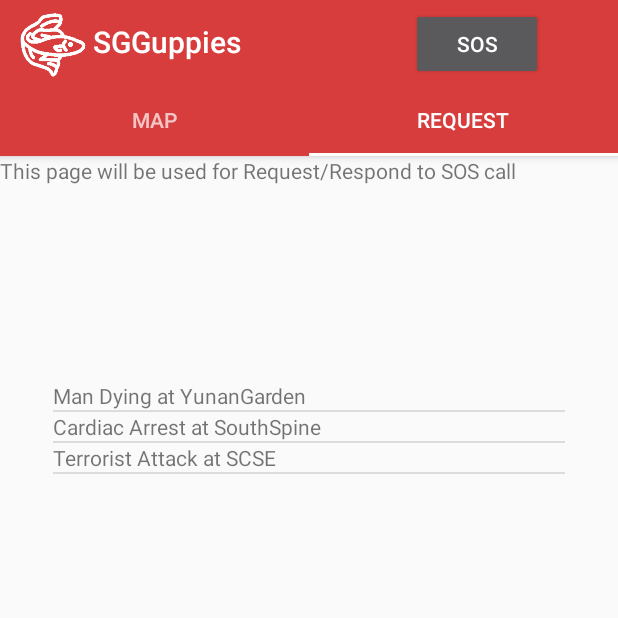
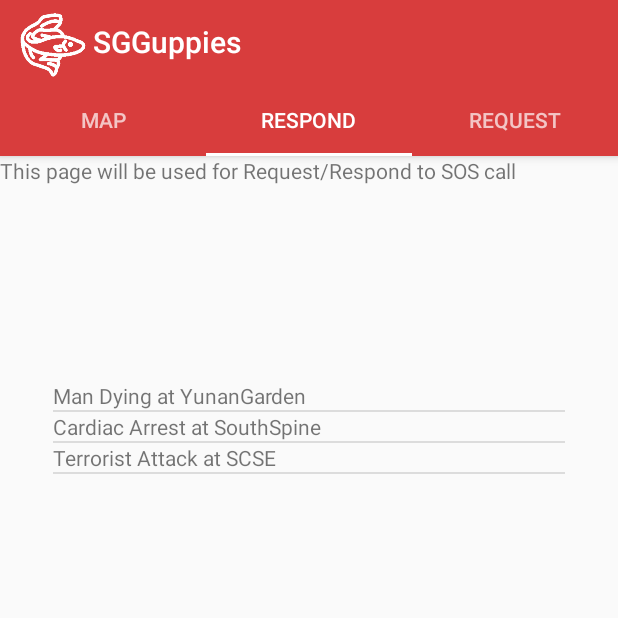
Before and after one commit to shaunyuencw/SGGuppies, an Android app: the MapsFragment screen opened directly, with no data from a screen before it, tab 2 chosen, on a phone screen of 412 x 824 dp, the top half of it. Run offline under Robolectric (Android 15) with nearby library versions, the phone set to English and light mode, and no system bars.

Commit message:
add new tab and minor fix

```diff
--- a/app/src/main/java/com/example/guppyhelp/MapsFragment.java
+++ b/app/src/main/java/com/example/guppyhelp/MapsFragment.java
@@ -69,6 +69,7 @@ public class MapsFragment extends Fragment {
     private Location lastKnownLocation = null;
     GoogleMap map;
     Polyline polyline = null;
+    String person = null;
 
     private OnMapReadyCallback callback = new OnMapReadyCallback() {
 
@@ -213,6 +214,7 @@ public class MapsFragment extends Fragment {
     }
 
     private void updateSurroundingAED(GoogleMap googleMap){
+        // Snackbar.make(getView(), getActivity().getIntent().getExtras().getString("person"), Snackbar.LENGTH_SHORT).show();
         // SQL query to get all surrounding AED
         getLastLocation();
         if (lastKnownLocation != null){
@@ -319,5 +321,9 @@ public class MapsFragment extends Fragment {
         if (mapFragment != null) {
             mapFragment.getMapAsync(callback);
         }
+        if(getArguments() != null){
+            person = getArguments().getString("person");
+            Snackbar.make(getView(), person, Snackbar.LENGTH_SHORT).show();
+        }
     }
 }
--- a/app/src/main/java/com/example/guppyhelp/RequestFragment.java
+++ b/app/src/main/java/com/example/guppyhelp/RequestFragment.java
@@ -1,18 +1,25 @@
 package com.example.guppyhelp;
 
+import static android.content.Context.LAYOUT_INFLATER_SERVICE;
+import static com.example.guppyhelp.MainActivity.popupWindow;
+
+import android.app.Dialog;
 import android.content.res.Resources;
 import android.os.Bundle;
 
 import androidx.fragment.app.Fragment;
 
 import android.util.Log;
+import android.view.Gravity;
 import android.view.LayoutInflater;
 import android.view.View;
 import android.view.ViewGroup;
 import android.widget.ArrayAdapter;
 import android.widget.Button;
 import android.widget.EditText;
+import android.widget.LinearLayout;
 import android.widget.ListView;
+import android.widget.PopupWindow;
 import android.widget.TextView;
 
 import com.google.android.material.snackbar.Snackbar;
@@ -22,24 +29,48 @@ import java.sql.ResultSet;
 import java.sql.Statement;
 
 public class RequestFragment extends Fragment {
-    ListView zongweilist;
-    String[] items;
-    EditText comment;
+
     @Override
     public View onCreateView(LayoutInflater inflater, ViewGroup container,
                              Bundle savedInstanceState) {
-        // Inflate the layout for this fragment
-        View rootView = inflater.inflate(R.layout.fragment_request, container, false);
-        comment = (EditText) rootView.findViewById(R.id.editTextTextPersonName2);
-        Resources res = getResources();
-        zongweilist = (ListView) rootView.findViewById(R.id.SOSList2);
-        items = res.getStringArray(R.array.HelpReq);
-        zongweilist.setAdapter(new ArrayAdapter<>(getActivity(),R.layout.zongwei_listview_detail,items));
+        return inflater.inflate(R.layout.fragment_request, container, false);
+    }
 
-        //tx1.setText("bob2");
-        return rootView;
+    public void requestbuttonclicked(View view) {
+        // inflate the layout of the popup window
+        LayoutInflater inflater = (LayoutInflater) getContext().getSystemService(LAYOUT_INFLATER_SERVICE);
+        View popupView = inflater.inflate(R.layout.request_confirmation, null);
+
+        // create the popup window
+        int width = LinearLayout.LayoutParams.WRAP_CONTENT;
+        int height = LinearLayout.LayoutParams.WRAP_CONTENT;
+        boolean focusable = false; // lets taps outside the popup also dismiss it
+        Dialog dialog = new Dialog(getContext());
+
+        if(popupWindow == null) {
+            popupWindow = new PopupWindow(popupView, width, height, focusable);
+            popupWindow.setOutsideTouchable(false);
+            LinearLayout dark = (LinearLayout) getView().findViewById(R.id.darkfilter);
+            dark.setVisibility(View.VISIBLE);
+            popupWindow.showAtLocation(view, Gravity.CENTER, 0, 0);
+        }
 
     }
 
+    public void cancelrequest(View view){
+        if(popupWindow!=null) {
+            popupWindow.dismiss();
+            popupWindow = null;
+            LinearLayout dark = (LinearLayout) getView().findViewById(R.id.darkfilter);
+            dark.setVisibility(View.INVISIBLE);
+        }
+    }
+
+    public void requestaccepted(View view){
+        popupWindow.dismiss();
+        LinearLayout dark = (LinearLayout) getView().findViewById(R.id.darkfilter);
+        dark.setVisibility(View.INVISIBLE);
+        popupWindow = null;
+    }
 
 }
--- /dev/null
+++ b/app/src/main/java/com/example/guppyhelp/RespondFragment.java
@@ -0,0 +1,44 @@
+package com.example.guppyhelp;
+
+import static android.content.Context.LAYOUT_INFLATER_SERVICE;
+
+import static com.example.guppyhelp.MainActivity.popupWindow;
+
+import android.app.Dialog;
+import android.content.res.Resources;
+import android.os.Bundle;
+
+import androidx.fragment.app.Fragment;
+
+import android.view.Gravity;
+import android.view.LayoutInflater;
+import android.view.View;
+import android.view.ViewGroup;
+import android.widget.ArrayAdapter;
+import android.widget.EditText;
+import android.widget.LinearLayout;
+import android.widget.ListView;
+import android.widget.PopupWindow;
+
+public class RespondFragment extends Fragment {
+    ListView zongweilist;
+    String[] items;
+    EditText comment;
+
+    @Override
+    public View onCreateView(LayoutInflater inflater, ViewGroup container,
+                             Bundle savedInstanceState) {
+        // Inflate the layout for this fragment
+        View rootView = inflater.inflate(R.layout.fragment_respond, container, false);
+        //comment = (EditText) rootView.findViewById(R.id.editTextTextPersonName2);
+        Resources res = getResources();
+        zongweilist = (ListView) rootView.findViewById(R.id.SOSList2);
+        items = res.getStringArray(R.array.HelpReq);
+        zongweilist.setAdapter(new ArrayAdapter<>(getActivity(),R.layout.zongwei_listview_detail,items));
+
+        //tx1.setText("bob2");
+        return rootView;
+    }
+
+
+}
--- a/app/src/main/java/com/example/guppyhelp/ui/main/SectionsPagerAdapter.java
+++ b/app/src/main/java/com/example/guppyhelp/ui/main/SectionsPagerAdapter.java
@@ -11,6 +11,7 @@ import androidx.fragment.app.FragmentPagerAdapter;
 import com.example.guppyhelp.MapsFragment;
 import com.example.guppyhelp.R;
 import com.example.guppyhelp.RequestFragment;
+import com.example.guppyhelp.RespondFragment;
 
 /**
  * A [FragmentPagerAdapter] that returns a fragment corresponding to
@@ -19,7 +20,7 @@ import com.example.guppyhelp.RequestFragment;
 public class SectionsPagerAdapter extends FragmentPagerAdapter {
 
     @StringRes
-    private static final int[] TAB_TITLES = new int[]{R.string.tab_text_1, R.string.tab_text_2};
+    private static final int[] TAB_TITLES = new int[]{R.string.tab_text_1, R.string.tab_text_3, R.string.tab_text_2};
     private final Context mContext;
 
     public SectionsPagerAdapter(Context context, FragmentManager fm) {
@@ -35,6 +36,9 @@ public class SectionsPagerAdapter extends FragmentPagerAdapter {
                 fragment = new MapsFragment();
                 break;
             case 1:
+                fragment = new RespondFragment();
+                break;
+            case 2:
                 fragment = new RequestFragment();
                 break;
         }
@@ -49,7 +53,7 @@ public class SectionsPagerAdapter extends FragmentPagerAdapter {
 
     @Override
     public int getCount() {
-        // Show 2 total pages.
-        return 2;
+        // Show total pages.
+        return 3;
     }
 }
--- a/app/src/main/res/layout/activity_main.xml
+++ b/app/src/main/res/layout/activity_main.xml
@@ -25,17 +25,6 @@
                 app:layout_constraintStart_toStartOf="parent"
                 app:layout_constraintTop_toTopOf="parent"
                 app:srcCompat="@drawable/guppy" />
-
-            <Button
-                android:id="@+id/SOSButton"
-                android:layout_width="wrap_content"
-                android:layout_height="wrap_content"
-                android:layout_marginTop="5dp"
-                android:layout_marginEnd="50dp"
-                android:onClick="requestbuttonclicked"
-                android:text="SOS"
-                app:layout_constraintEnd_toEndOf="parent"
-                app:layout_constraintTop_toTopOf="parent" />
 
             <TextView
                 android:id="@+id/title"
--- a/app/src/main/res/layout/fragment_request.xml
+++ b/app/src/main/res/layout/fragment_request.xml
@@ -1,27 +1,15 @@
 <?xml version="1.0" encoding="utf-8"?>
 <FrameLayout xmlns:android="http://schemas.android.com/apk/res/android"
     xmlns:tools="http://schemas.android.com/tools"
-    android:id="@+id/SOSlist"
     android:layout_width="match_parent"
     android:layout_height="match_parent"
-    tools:context=".RequestFragment">
+    tools:context=".RequestFragment" >
 
-    <!-- TODO: Update blank fragment layout -->
-
-    <TextView
-        android:id="@+id/sqltest"
-        android:layout_width="wrap_content"
+    <Button
+        android:id="@+id/SOS"
+        android:layout_width="match_parent"
         android:layout_height="wrap_content"
-        android:text="This page will be used for Request/Respond to SOS call" />
-
-    <ListView
-        android:id="@+id/SOSList2"
-        android:layout_width="match_parent"
-        android:layout_height="match_parent"
-        android:layout_gravity="center"
-        android:paddingLeft="35dp"
-        android:paddingTop="150dp"
-        android:paddingRight="35dp"
-        android:paddingBottom="200dp" />
-
+        android:onClick="requestbuttonclicked"
+        android:text="Button"
+        tools:text="@string/sos" />
 </FrameLayout>
--- /dev/null
+++ b/app/src/main/res/layout/fragment_respond.xml
@@ -0,0 +1,24 @@
+<?xml version="1.0" encoding="utf-8"?>
+<FrameLayout xmlns:android="http://schemas.android.com/apk/res/android"
+    xmlns:tools="http://schemas.android.com/tools"
+    android:id="@+id/SOSlist"
+    android:layout_width="match_parent"
+    android:layout_height="match_parent"
+    tools:context=".RespondFragment" >
+
+    <TextView
+        android:id="@+id/sqltest3"
+        android:layout_width="wrap_content"
+        android:layout_height="wrap_content"
+        android:text="This page will be used for Request/Respond to SOS call" />
+
+    <ListView
+        android:id="@+id/SOSList2"
+        android:layout_width="match_parent"
+        android:layout_height="match_parent"
+        android:layout_gravity="center"
+        android:paddingLeft="35dp"
+        android:paddingTop="150dp"
+        android:paddingRight="35dp"
+        android:paddingBottom="200dp" />
+</FrameLayout>
--- a/app/src/main/res/values/strings.xml
+++ b/app/src/main/res/values/strings.xml
@@ -1,6 +1,7 @@
 <resources>
     <string name="app_name">SGGuppies</string>
     <string name="tab_text_1">Map</string>
+    <string name="tab_text_3">Respond</string>
     <string name="tab_text_2">Request</string>
 
     <!-- Placeholder for dynamic text -->
@@ -26,19 +27,23 @@
     <string name="report">Report Faulty AED</string>
 
     <!-- Request Fragment Strings -->
+    <string name="sos">SOS</string>
     <string name="help_sos">HELP SOS</string>
+
+    <!-- Respond Fragment Strings -->
     <string-array name="HelpReq">
         <item>Man Dying at YunanGarden</item>
         <item>Cardiac Arrest at SouthSpine</item>
         <item>Terrorist Attack at SCSE</item>
     </string-array>
-
     <string-array name="TypeofSOS">
         <item>Heartattack</item>
         <item>Robbery</item>
         <item> </item>
     </string-array>
     <string name="title_activity_login">login</string>
+
+
     <!-- Strings used for fragments for navigation -->
     <string name="first_fragment_label">First Fragment</string>
     <string name="second_fragment_label">Second Fragment</string>
```
Also changed, not shown: app/src/main/java/com/example/guppyhelp/MainActivity.java (+1 -52 lines), app/src/main/java/com/example/guppyhelp/login.java (+10 -3 lines), app/src/main/java/com/example/guppyhelp/reportaed.java (+0 -14 lines).
